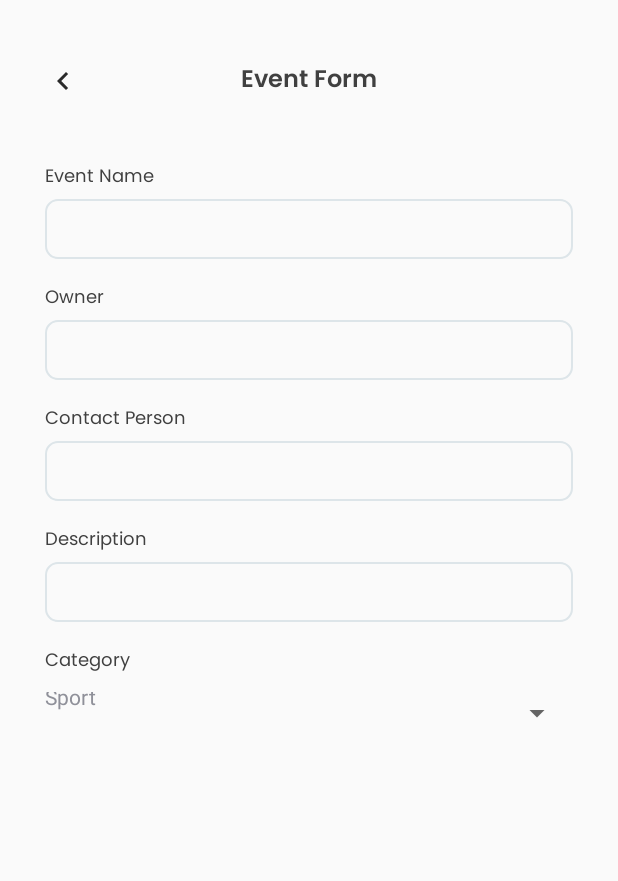
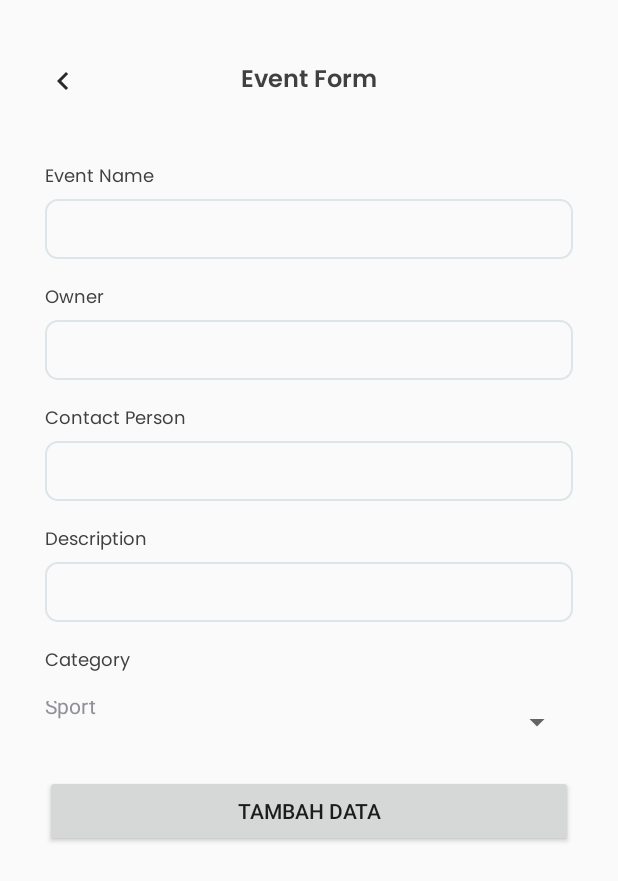
Before and after one commit to Rippezz/mobile-final, an Android app: the EventForm screen opened directly, with no data from a screen before it, on a phone screen of 412 x 824 dp. Shown: the top 881 px of the screen. Run offline under Robolectric (Android 15) with nearby library versions, the phone set to English and light mode, and no system bars.

Commit message:
event form

```diff
--- a/FriendFinderApp/app/src/main/java/com/example/friendfinderapp/Constants/ConfigurationAll.java
+++ b/FriendFinderApp/app/src/main/java/com/example/friendfinderapp/Constants/ConfigurationAll.java
@@ -3,7 +3,7 @@ package com.example.friendfinderapp.Constants;
 public class ConfigurationAll {
 
     public static String user_id = "";
-    static String ip = "10.128.108.32";
+    static String ip = "192.168.1.28";
     public static final String baseUrl = "http://" + ip + "/friend-finder/public/";
 
     public static String ImageURL = "http://" + ip + "/friend-finder/public/img/";
--- a/FriendFinderApp/app/src/main/java/com/example/friendfinderapp/EventForm.java
+++ b/FriendFinderApp/app/src/main/java/com/example/friendfinderapp/EventForm.java
@@ -1,9 +1,12 @@
 package com.example.friendfinderapp;
 
 import android.os.Bundle;
+import android.view.View;
 import android.widget.ArrayAdapter;
+import android.widget.ImageView;
 import android.widget.Spinner;
 
+import androidx.annotation.MainThread;
 import androidx.appcompat.app.AppCompatActivity;
 
 public class EventForm extends AppCompatActivity {
@@ -17,6 +20,20 @@ public class EventForm extends AppCompatActivity {
         spinner = findViewById(R.id.cb_category);
         ArrayAdapter arrayAdapter = new ArrayAdapter(getApplicationContext(), R.layout.support_simple_spinner_dropdown_item, list_category);
         spinner.setAdapter(arrayAdapter);
+
+        ImageView btn_back_to_user_event = findViewById(R.id.btn_back_to_user_event);
+
+        btn_back_to_user_event.setOnClickListener(new View.OnClickListener() {
+            @MainThread
+            public void onBackPressed() {
+                getOnBackPressedDispatcher().onBackPressed();
+            }
+
+            @Override
+            public void onClick(View v) {
+                onBackPressed();
+            }
+        });
+
     }
-
 }
--- a/FriendFinderApp/app/src/main/res/layout/activity_event_form.xml
+++ b/FriendFinderApp/app/src/main/res/layout/activity_event_form.xml
@@ -29,8 +29,7 @@
             <TextView
                 android:layout_width="wrap_content"
                 android:layout_height="wrap_content"
-                android:layout_centerHorizontal="true"
-                android:layout_centerVertical="true"
+                android:layout_centerInParent="true"
                 android:fontFamily="@font/poppinssemibold"
                 android:text="Event Form"
                 android:textColor="@color/black"
@@ -170,13 +169,30 @@
                 android:textSize="12dp" />
 
             <Spinner
-                android:layout_marginTop="4dp"
+                android:layout_marginTop="10dp"
                 android:layout_width="match_parent"
                 android:layout_height="40dp"
                 android:paddingTop="6dp"
                 android:id="@+id/cb_category"/>
         </LinearLayout>
 
+        //
+
+        <LinearLayout
+            android:layout_width="match_parent"
+            android:layout_height="wrap_content"
+            android:layout_marginTop="15dp"
+            android:orientation="vertical">
+
+            <Button
+                android:id="@+id/tambahdata"
+                android:layout_width="match_parent"
+                android:layout_height="match_parent"
+                android:text="tambah data" />
+
+        </LinearLayout>
+
+
     </LinearLayout>
 
 </ScrollView>
--- a/FriendFinderApp/app/src/main/res/xml/network_security_config.xml
+++ b/FriendFinderApp/app/src/main/res/xml/network_security_config.xml
@@ -1,6 +1,6 @@
 <?xml version="1.0" encoding="utf-8"?>
 <network-security-config>
     <domain-config cleartextTrafficPermitted="true">
-        <domain includeSubdomains="true">10.128.108.32</domain>
+        <domain includeSubdomains="true">192.168.1.28</domain>
     </domain-config>
 </network-security-config>
```
